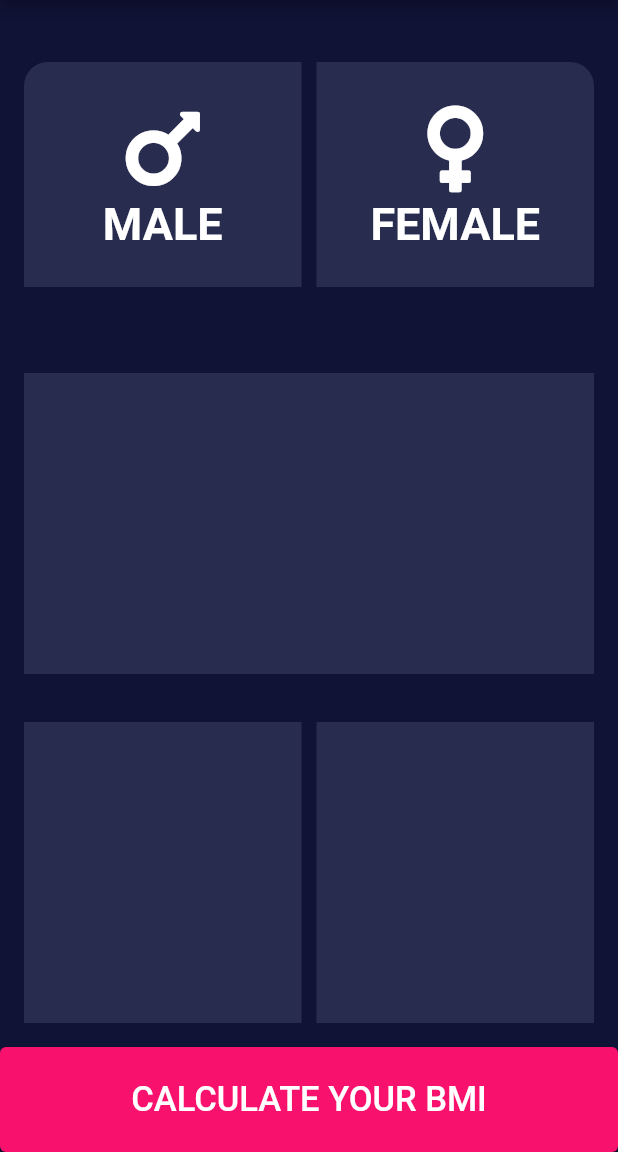
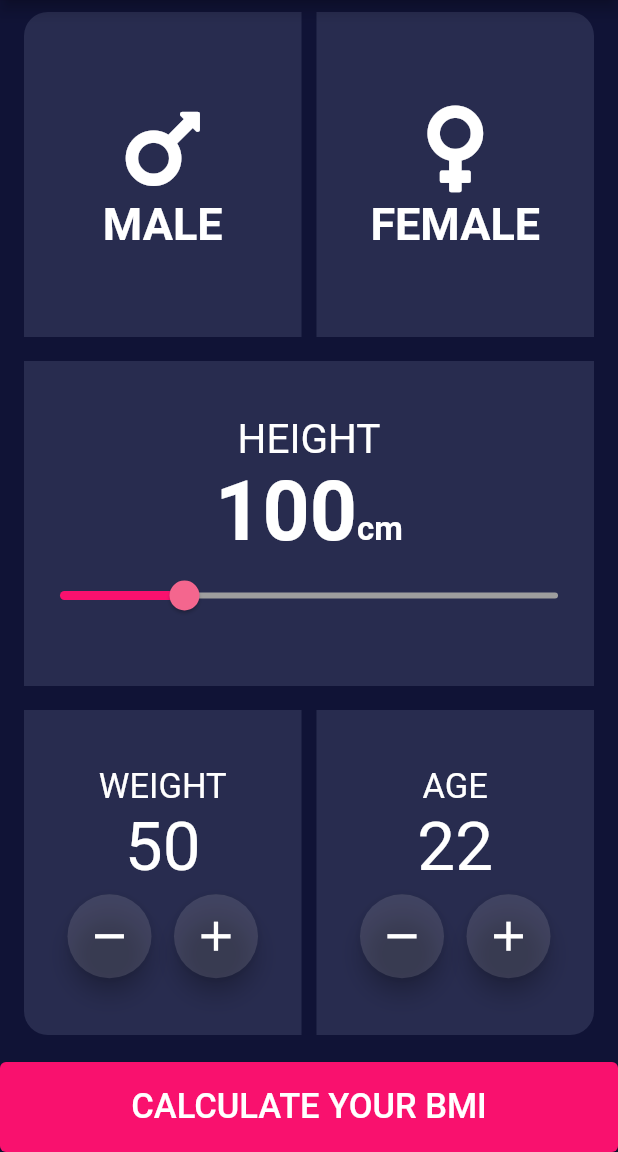
Before and after one commit to LimonDP/bmi_calculator, a Flutter app: the screen it shows after launch, on a phone screen of 412 x 824 dp, the part 84-1236 px from its top. Run offline on Flutter 3.47's test engine with Material 2 defaults, Android fonts, the phone set to English and light mode, and no system bars; our stand-ins replace font_awesome_flutter.

Commit message:
full widget

```diff
--- /dev/null
+++ b/lib/widgets/ageweight.dart
@@ -0,0 +1,65 @@
+import 'package:flutter/material.dart';
+
+class AgeWeight extends StatefulWidget {
+  final String textValue;
+  int integerValue;
+  AgeWeight({Key? key, required this.textValue, required this.integerValue})
+      : super(key: key);
+
+  @override
+  _AgeWeightState createState() => _AgeWeightState();
+}
+
+class _AgeWeightState extends State<AgeWeight> {
+  @override
+  Widget build(BuildContext context) {
+    return Column(
+      mainAxisAlignment: MainAxisAlignment.center,
+      children: [
+        Text(
+          widget.textValue,
+          style: TextStyle(fontSize: 23),
+        ),
+        Text(
+          widget.integerValue.toString(),
+          style: TextStyle(fontSize: 45),
+        ),
+        SizedBox(
+          height: 5,
+        ),
+        Row(
+          mainAxisAlignment: MainAxisAlignment.center,
+          children: [
+            FloatingActionButton(
+              backgroundColor: Colors.white12,
+              onPressed: () {
+                setState(() {
+                  widget.integerValue--;
+                });
+              },
+              child: Icon(
+                Icons.remove,
+                size: 33,
+              ),
+            ),
+            SizedBox(
+              width: 15,
+            ),
+            FloatingActionButton(
+              backgroundColor: Colors.white12,
+              onPressed: () {
+                setState(() {
+                  widget.integerValue++;
+                });
+              },
+              child: Icon(
+                Icons.add,
+                size: 33,
+              ),
+            )
+          ],
+        )
+      ],
+    );
+  }
+}
--- a/lib/widgets/bmi_calculator.dart
+++ b/lib/widgets/bmi_calculator.dart
@@ -1,5 +1,8 @@
+import 'package:bmi_calculator/widgets/height_expanded.dart';
 import 'package:flutter/material.dart';
 import 'package:font_awesome_flutter/font_awesome_flutter.dart';
+
+import 'ageweight.dart';
 
 class BmiCalculator extends StatefulWidget {
   const BmiCalculator({Key? key}) : super(key: key);
@@ -14,14 +17,13 @@ enum GenderEnum {
 }
 
 class _BmiCalculatorState extends State<BmiCalculator> {
-  double _currentSliderValue = 100.0;
   static const Color activeColor = Color(0xFFF9116E);
   static const Color inactiveColor = Color(0xFF282C4F);
   static var contColor = inactiveColor;
   static var contColor1 = inactiveColor;
 
   malebutton(GenderEnum data) {
-    if (data == GenderEnum.FEMALE) {
+    if (data == GenderEnum.MALE) {
       contColor1 = inactiveColor;
       if (contColor == inactiveColor) {
         contColor = activeColor;
@@ -29,7 +31,7 @@ class _BmiCalculatorState extends State<BmiCalculator> {
         contColor = inactiveColor;
       }
     }
-    if (data == GenderEnum.MALE) {
+    if (data == GenderEnum.FEMALE) {
       contColor = inactiveColor;
       if (contColor1 == inactiveColor) {
         contColor1 = activeColor;
@@ -46,14 +48,14 @@ class _BmiCalculatorState extends State<BmiCalculator> {
       children: [
         Expanded(
           child: Padding(
-            padding: EdgeInsets.all(16.0),
+            padding: EdgeInsets.symmetric(horizontal: 16.0, vertical: 8.0),
             child: Row(
               children: [
                 Expanded(
                   child: GestureDetector(
                     onTap: () {
                       setState(() {
-                        malebutton(GenderEnum.FEMALE);
+                        malebutton(GenderEnum.MALE);
                       });
                     },
                     child: ExpandedContainer(
@@ -61,7 +63,6 @@ class _BmiCalculatorState extends State<BmiCalculator> {
                         cardText: 'MALE',
                         icon: FontAwesomeIcons.mars,
                       ),
-                      containerheight: 150,
                       containerColor: contColor,
                       borderRad:
                           BorderRadius.only(topLeft: Radius.circular(16.0)),
@@ -75,7 +76,7 @@ class _BmiCalculatorState extends State<BmiCalculator> {
                   child: GestureDetector(
                     onTap: () {
                       setState(() {
-                        malebutton(GenderEnum.MALE);
+                        malebutton(GenderEnum.FEMALE);
                       });
                     },
                     child: ExpandedContainer(
@@ -83,7 +84,6 @@ class _BmiCalculatorState extends State<BmiCalculator> {
                         cardText: 'FEMALE',
                         icon: FontAwesomeIcons.venus,
                       ),
-                      containerheight: 150,
                       containerColor: contColor1,
                       borderRad:
                           BorderRadius.only(topRight: Radius.circular(16.0)),
@@ -96,33 +96,50 @@ class _BmiCalculatorState extends State<BmiCalculator> {
         ),
         Expanded(
           child: Padding(
-              padding: EdgeInsets.all(16.0),
-              child: ExpandedContainer(
-                  containerheight: 180,
-                  containerColor: Theme.of(context).backgroundColor)),
+            padding: EdgeInsets.symmetric(horizontal: 16.0, vertical: 8.0),
+            child: ExpandedContainer(
+              containerColor: Theme.of(context).backgroundColor,
+              containerData: HeightExpanded(),
+            ),
+          ),
         ),
         Expanded(
           child: Padding(
-            padding: EdgeInsets.all(16.0),
+            padding: EdgeInsets.symmetric(horizontal: 16.0, vertical: 8.0),
             child: Row(
               children: [
                 Expanded(
-                    child: ExpandedContainer(
-                        containerheight: 250,
-                        containerColor: Theme.of(context).backgroundColor)),
+                  child: ExpandedContainer(
+                    borderRad:
+                        BorderRadius.only(bottomLeft: Radius.circular(16.0)),
+                    containerColor: Theme.of(context).backgroundColor,
+                    containerData: AgeWeight(
+                      textValue: 'WEIGHT',
+                      integerValue: 50,
+                    ),
+                  ),
+                ),
                 SizedBox(
                   width: 10,
                 ),
                 Expanded(
                     child: ExpandedContainer(
-                        containerheight: 250,
+                        borderRad: BorderRadius.only(
+                            bottomRight: Radius.circular(16.0)),
+                        containerData: AgeWeight(
+                          textValue: 'AGE',
+                          integerValue: 22,
+                        ),
                         containerColor: Theme.of(context).backgroundColor)),
               ],
             ),
           ),
         ),
+        SizedBox(
+          height: 10,
+        ),
         Container(
-          height: 70,
+          height: 60,
           child: ElevatedButton(
             style: ElevatedButton.styleFrom(
               primary: Color(0xFFF9116E),
@@ -140,20 +157,15 @@ class _BmiCalculatorState extends State<BmiCalculator> {
 }
 
 class ExpandedContainer extends StatelessWidget {
-  final double containerheight;
   final Widget? containerData;
   final BorderRadiusGeometry? borderRad;
   final Color containerColor;
   const ExpandedContainer(
-      {required this.containerheight,
-      required this.containerColor,
-      this.containerData,
-      this.borderRad});
+      {required this.containerColor, this.containerData, this.borderRad});
 
   @override
   Widget build(BuildContext context) {
     return Container(
-      height: containerheight,
       decoration: BoxDecoration(
         color: containerColor,
         borderRadius: borderRad,
--- /dev/null
+++ b/lib/widgets/height_expanded.dart
@@ -0,0 +1,47 @@
+import 'package:flutter/material.dart';
+
+class HeightExpanded extends StatefulWidget {
+  const HeightExpanded({Key? key}) : super(key: key);
+
+  @override
+  _HeightExpandedState createState() => _HeightExpandedState();
+}
+
+class _HeightExpandedState extends State<HeightExpanded> {
+  double _currentSliderValue = 100.0;
+  @override
+  Widget build(BuildContext context) {
+    return Column(
+      mainAxisAlignment: MainAxisAlignment.center,
+      children: [
+        Text('HEIGHT', style: TextStyle(fontSize: 27)),
+        RichText(
+          text: TextSpan(
+              text: _currentSliderValue.round().toString(),
+              style: TextStyle(fontSize: 55, fontWeight: FontWeight.bold),
+              children: <TextSpan>[
+                TextSpan(text: 'cm', style: TextStyle(fontSize: 22))
+              ]),
+        ),
+        SliderTheme(
+            data: SliderThemeData(
+                activeTrackColor: Color(0xFFF9116E),
+                inactiveTrackColor: Colors.grey,
+                overlayColor: Colors.white12,
+                trackHeight: 4,
+                thumbColor: Color(0xFFF4668E)),
+            child: Slider(
+              value: _currentSliderValue,
+              onChanged: (double value) {
+                setState(() {
+                  _currentSliderValue = value;
+                });
+              },
+              max: 400,
+              min: 0,
+              label: _currentSliderValue.round().toString(),
+            ))
+      ],
+    );
+  }
+}
```
